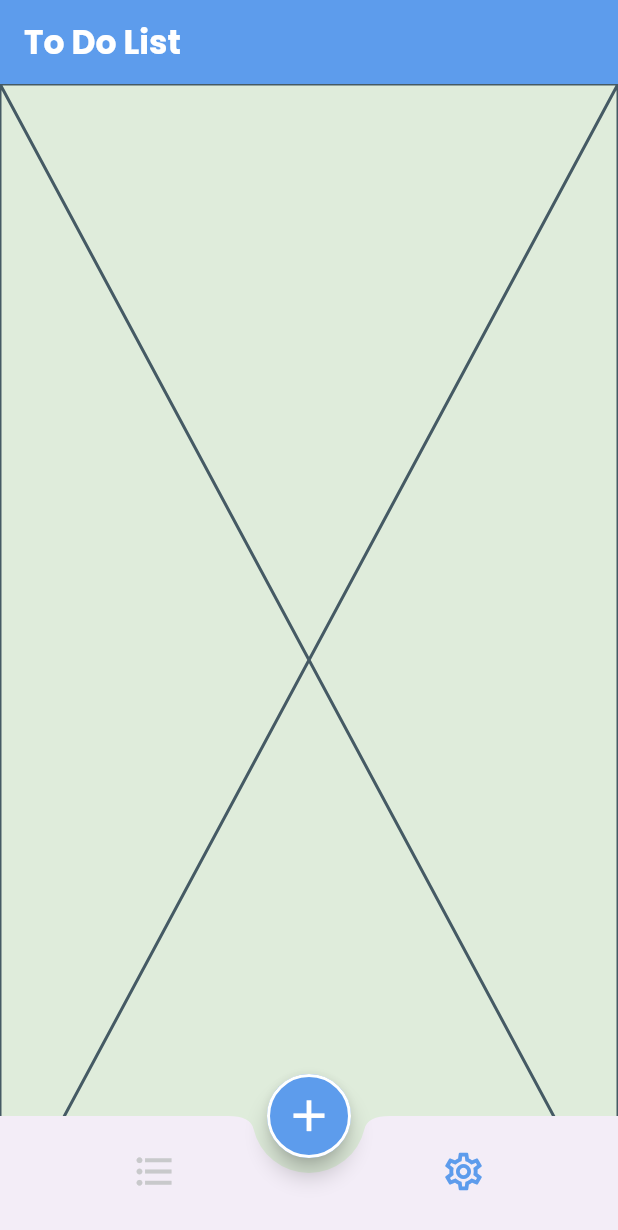
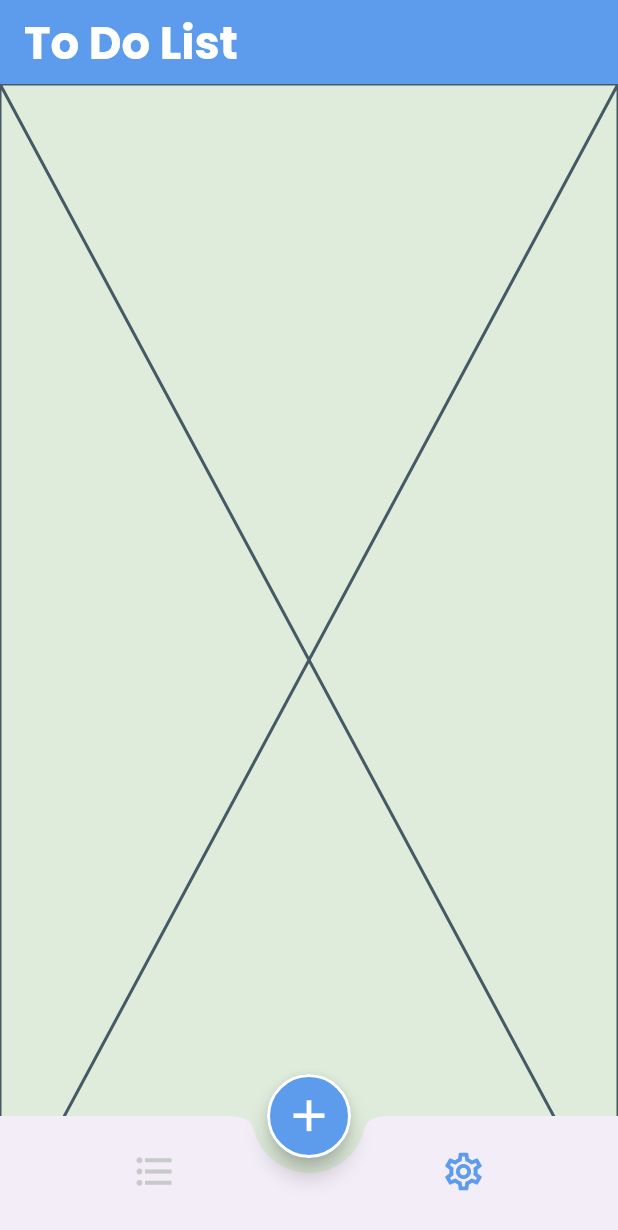
Before and after one commit to RanaGebril/todo_list22, a Flutter app: the screen it shows after launch, item 2 of the bottom bar chosen, on a phone screen of 412 x 824 dp. Shown: the top 1230 px of the screen. Run offline on Flutter 3.47's test engine with Material 3 defaults, Android fonts, the phone set to English and light mode, and no system bars; our stand-ins replace calendar_timeline, cloud_firestore, firebase_core, flutter_slidable, google_fonts; accounts and stored records are empty.

Commit message:
home screen light theme done

```diff
--- a/lib/app_theme_data.dart
+++ b/lib/app_theme_data.dart
@@ -0,0 +1,41 @@
+import 'package:flutter/material.dart';
+import 'package:google_fonts/google_fonts.dart';
+import 'app_colors.dart';
+
+class AppThemeData {
+  static ThemeData lightMode = ThemeData(
+    scaffoldBackgroundColor: AppColors.primary_light,
+    appBarTheme: AppBarTheme(backgroundColor: AppColors.blue_color),
+    bottomAppBarTheme: BottomAppBarTheme(
+      padding: EdgeInsets.all(0),
+      shape: CircularNotchedRectangle(),
+    ),
+    bottomNavigationBarTheme: BottomNavigationBarThemeData(
+      backgroundColor: Colors.transparent,
+      elevation: 0,
+      showUnselectedLabels: false,
+      showSelectedLabels: false,
+      selectedItemColor: AppColors.blue_color,
+      unselectedItemColor: AppColors.gray_color4,
+      selectedIconTheme: IconThemeData(size: 30),
+      unselectedIconTheme: IconThemeData(size: 30),
+    ),
+    floatingActionButtonTheme: FloatingActionButtonThemeData(
+      backgroundColor: AppColors.blue_color,
+      shape: RoundedRectangleBorder(
+        borderRadius: BorderRadius.circular(30),
+        side: BorderSide(color: AppColors.white_color, width: 2),
+      ),
+      iconSize: 35,
+    ),
+
+    textTheme: TextTheme(
+      titleLarge:  GoogleFonts.poppins(
+        color: AppColors.white_color,
+        fontSize: 30,
+        fontWeight: FontWeight.w700,
+      ),
+    )
+  );
+  static ThemeData darkMode = ThemeData();
+}
--- a/lib/home_screen.dart
+++ b/lib/home_screen.dart
@@ -1,12 +1,12 @@
 import 'package:flutter/material.dart';
-import 'package:google_fonts/google_fonts.dart';
 import 'package:todo_list22/Taps/Tasks/task_tab.dart';
 import 'package:todo_list22/Taps/settings/settings_tab.dart';
+import 'package:todo_list22/app_theme_data.dart';
 import 'package:todo_list22/bottom_sheets/add_task_bottom_sheet.dart';
 import 'app_colors.dart';
 
 class HomeScreen extends StatefulWidget {
-  static const String route_name="home";
+  static const String route_name = "home";
   HomeScreen({super.key});
 
   @override
@@ -14,76 +14,60 @@ class HomeScreen extends StatefulWidget {
 }
 
 class _HomeScreenState extends State<HomeScreen> {
-  int selectedIndex=0;
+  int selectedIndex = 0;
 
   @override
   Widget build(BuildContext context) {
     return Scaffold(
-      backgroundColor: AppColors.primary_light,
       appBar: AppBar(
-        title: Text("To Do List",
-          style: GoogleFonts.poppins(
-            color: AppColors.white_color,
-            fontSize: 22,
-            fontWeight: FontWeight.w700
+        title: Text(
+          "To Do List",
+              style: AppThemeData.lightMode.textTheme.titleLarge,
         ),
       ),
-        backgroundColor: AppColors.blue_color,
+      bottomNavigationBar: BottomAppBar(
+        notchMargin: 10,
+        child: BottomNavigationBar(
+          items: [
+            BottomNavigationBarItem(
+              icon: Icon(Icons.format_list_bulleted),
+              label: "list",
             ),
-      bottomNavigationBar: BottomAppBar(
-         padding: EdgeInsets.all(0),
-        notchMargin: 10,
-        shape: CircularNotchedRectangle(),
-        child: BottomNavigationBar(items:[
-          BottomNavigationBarItem(icon: Icon(Icons.format_list_bulleted),label: "list"),
-          BottomNavigationBarItem(icon: Icon(Icons.settings_outlined),label: "Home"),
+            BottomNavigationBarItem(
+              icon: Icon(Icons.settings_outlined),
+              label: "Home",
+            ),
           ],
-          backgroundColor: Colors.transparent,
-          elevation: 0,
           onTap: (index) {
-            selectedIndex=index;
-            setState(() {
-
-            });
+            selectedIndex = index;
+            setState(() {});
           },
           currentIndex: selectedIndex,
-          showUnselectedLabels: false,
-          showSelectedLabels: false,
-          selectedItemColor: AppColors.blue_color,
-          unselectedItemColor: AppColors.gray_color4,
-          iconSize: 30,
         ),
       ),
       floatingActionButton: FloatingActionButton(
-          onPressed: (){
+        onPressed: () {
           showModalBottomSheet(
             context: context,
 
             // to allow the bottom sheet to go up when the keyboard opened
             isScrollControlled: true,
-                builder: (context) => Padding(
-                  padding:  EdgeInsets.only(bottom: MediaQuery.of(context).viewInsets.bottom),
+            builder:
+                (context) => Padding(
+                  padding: EdgeInsets.only(
+                    bottom: MediaQuery.of(context).viewInsets.bottom,
+                  ),
                   child: AddTaskBottomSheet(),
                 ),
           );
         },
-        backgroundColor: AppColors.blue_color,
-        shape: RoundedRectangleBorder(
-          borderRadius: BorderRadius.circular(30),
-          side: BorderSide(
-            color: AppColors.white_color,
-            width: 2
-          )
+        child: Icon(Icons.add, color: AppColors.white_color),
       ),
-      child: Icon(
-        Icons.add,
-        size: 35,
-        color: AppColors.white_color,),),
       floatingActionButtonLocation: FloatingActionButtonLocation.centerDocked,
       extendBody: true,
-      body: tabs[selectedIndex]
+      body: tabs[selectedIndex],
     );
   }
 
-  List<Widget> tabs=[TaskTab(),SettingsTab()];
+  List<Widget> tabs = [TaskTab(), SettingsTab()];
 }
--- a/lib/main.dart
+++ b/lib/main.dart
@@ -2,6 +2,7 @@
 import 'package:firebase_core/firebase_core.dart';
 import 'package:flutter/material.dart';
 import 'package:todo_list22/Taps/Tasks/edit_task.dart';
+import 'package:todo_list22/app_theme_data.dart';
 import 'package:todo_list22/firebase_options.dart';
 import 'package:todo_list22/home_screen.dart';
 import 'package:todo_list22/splash_screen.dart';
@@ -26,6 +27,9 @@ class MyApp extends StatelessWidget {
   Widget build(BuildContext context) {
     return MaterialApp(
       debugShowCheckedModeBanner: false,
+      themeMode: ThemeMode.light,
+      theme: AppThemeData.lightMode,
+      darkTheme: AppThemeData.darkMode,
       initialRoute: HomeScreen.route_name,
       routes: {
         SplashScreen.route_name: (context) => SplashScreen(),
```
Lines whose indentation alone changed are shown as unchanged.
